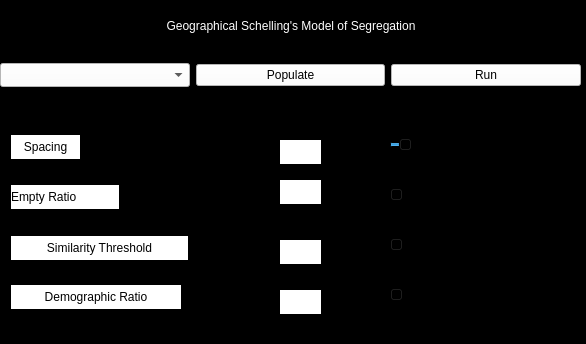
Old version of the form app/res/schelling.ui in the repository kartikeyas00/geo-schelling.
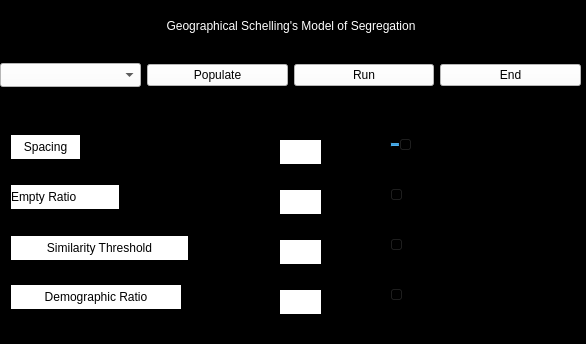
New version of the form.

The edit to the form file:
```diff
--- a/app/res/schelling.ui
+++ b/app/res/schelling.ui
@@ -12,7 +12,7 @@
   </property>
   <property name="sizePolicy">
    <sizepolicy hsizetype="Fixed" vsizetype="Fixed">
-    <horstretch>0</horstretch>
+    <horstretch>2</horstretch>
     <verstretch>0</verstretch>
    </sizepolicy>
   </property>
@@ -399,6 +399,24 @@
        </property>
       </widget>
      </item>
+     <item>
+      <widget class="QPushButton" name="endButton">
+       <property name="sizePolicy">
+        <sizepolicy hsizetype="MinimumExpanding" vsizetype="Maximum">
+         <horstretch>0</horstretch>
+         <verstretch>0</verstretch>
+        </sizepolicy>
+       </property>
+       <property name="styleSheet">
+        <string notr="true">color: rgb(0, 0, 0);
+font: 75 10pt &quot;MS Shell Dlg 2&quot;;
+background-color: rgb(255, 255, 255);</string>
+       </property>
+       <property name="text">
+        <string>End</string>
+       </property>
+      </widget>
+     </item>
     </layout>
    </widget>
    <widget class="QLabel" name="label_6">
@@ -435,7 +453,7 @@
     <property name="geometry">
      <rect>
       <x>280</x>
-      <y>180</y>
+      <y>190</y>
       <width>41</width>
       <height>24</height>
      </rect>
```
Left out of the diff: 28 changed lines with no effect on the pictures.
